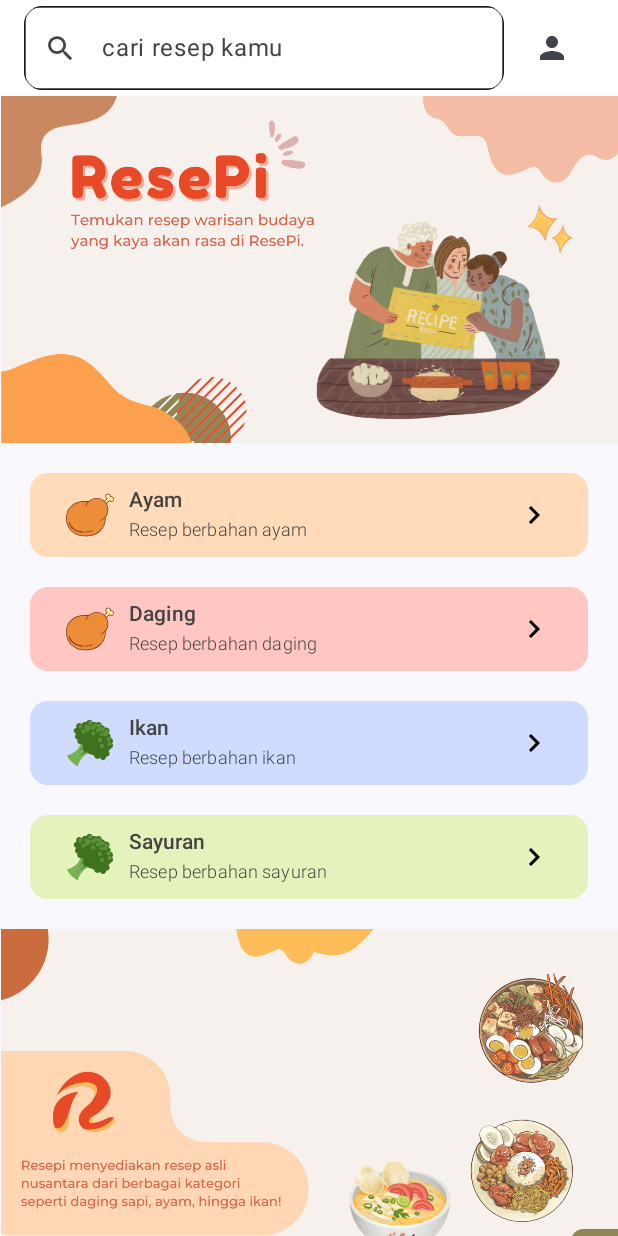
After one commit to MubsCompany/Resepi, an Android app built with Jetpack Compose: the composable HomeScreen shown on its own in the app's theme, on a phone screen of 412 x 824 dp. The commit adds this screen. Run offline under Robolectric (Android 15) with nearby library versions, the phone set to English and light mode, and no system bars.

Commit message:
penambahan halaman Home(masih badut)

```diff
--- a/app/build.gradle.kts
+++ b/app/build.gradle.kts
@@ -66,4 +66,8 @@ dependencies {
     androidTestImplementation("androidx.compose.ui:ui-test-junit4")
     debugImplementation("androidx.compose.ui:ui-tooling")
     debugImplementation("androidx.compose.ui:ui-test-manifest")
+
+//    dependency for svg loader
+    implementation("io.coil-kt:coil-compose:2.2.2")
+    implementation("io.coil-kt:coil-svg:2.2.2")
 }
--- /dev/null
+++ b/app/src/main/java/org/d3if3011/resepi/ui/screen/HomeScreen.kt
@@ -0,0 +1,323 @@
+package org.d3if3011.resepi.ui.screen
+
+import androidx.compose.foundation.BorderStroke
+import androidx.compose.foundation.Image
+import androidx.compose.foundation.border
+import androidx.compose.foundation.layout.Arrangement
+import androidx.compose.foundation.layout.Box
+import androidx.compose.foundation.layout.Column
+import androidx.compose.foundation.layout.Row
+import androidx.compose.foundation.layout.Spacer
+import androidx.compose.foundation.layout.fillMaxSize
+import androidx.compose.foundation.layout.fillMaxWidth
+import androidx.compose.foundation.layout.padding
+import androidx.compose.foundation.layout.size
+import androidx.compose.foundation.layout.width
+import androidx.compose.foundation.rememberScrollState
+import androidx.compose.foundation.shape.RoundedCornerShape
+import androidx.compose.foundation.verticalScroll
+import androidx.compose.material.icons.Icons
+import androidx.compose.material.icons.filled.KeyboardArrowRight
+import androidx.compose.material.icons.filled.Person
+import androidx.compose.material.icons.filled.Search
+import androidx.compose.material3.Button
+import androidx.compose.material3.ButtonDefaults
+import androidx.compose.material3.Divider
+import androidx.compose.material3.ExperimentalMaterial3Api
+import androidx.compose.material3.Icon
+import androidx.compose.material3.IconButton
+import androidx.compose.material3.MaterialTheme
+import androidx.compose.material3.OutlinedTextField
+import androidx.compose.material3.Scaffold
+import androidx.compose.material3.Text
+import androidx.compose.material3.TopAppBar
+import androidx.compose.material3.TopAppBarDefaults
+import androidx.compose.runtime.Composable
+import androidx.compose.runtime.getValue
+import androidx.compose.runtime.mutableStateOf
+import androidx.compose.runtime.remember
+import androidx.compose.runtime.setValue
+import androidx.compose.ui.Alignment
+import androidx.compose.ui.Modifier
+import androidx.compose.ui.draw.clip
+import androidx.compose.ui.graphics.Color
+import androidx.compose.ui.graphics.SolidColor
+import androidx.compose.ui.graphics.painter.Painter
+import androidx.compose.ui.res.painterResource
+import androidx.compose.ui.res.stringResource
+import androidx.compose.ui.text.TextStyle
+import androidx.compose.ui.text.font.FontWeight
+import androidx.compose.ui.tooling.preview.Preview
+import androidx.compose.ui.unit.dp
+import androidx.compose.ui.unit.sp
+import org.d3if3011.resepi.R
+
+@Composable
+fun HomeScreen(modifier: Modifier = Modifier) {
+    Scaffold (
+        topBar = {
+            HomeTopBar()
+        }
+    ) {paddingValues ->
+        HomeScreenContent(modifier = Modifier.padding(paddingValues))
+    }
+}
+
+@OptIn(ExperimentalMaterial3Api::class)
+@Composable
+fun HomeTopBar () {
+    var searchText by remember {
+        mutableStateOf("")
+    }
+
+    TopAppBar(
+        title = { Text("") },
+        colors = TopAppBarDefaults.topAppBarColors(
+            containerColor = Color.White,
+            titleContentColor = MaterialTheme.colorScheme.primary,
+        ),
+        actions = {
+            Row(
+                modifier = Modifier.padding(horizontal = 16.dp),
+                verticalAlignment = Alignment.CenterVertically
+            ) {
+
+                    OutlinedTextField(
+                        modifier = Modifier.clip(RoundedCornerShape(12.dp))
+                            .border(
+                                BorderStroke(
+                                    0.1.dp,
+                                    SolidColor(MaterialTheme.colorScheme.onSurface)
+                                ),
+                                RoundedCornerShape(12.dp)
+                            )
+                            .weight(1.0f),
+                        value = searchText,
+                        onValueChange = { searchText = it },
+                        placeholder = { Text("cari resep kamu", color = Color.DarkGray) },
+                        leadingIcon = {
+                            IconButton(onClick = { }) {
+                                Icon(
+                                    imageVector = Icons.Default.Search,
+                                    contentDescription = null,
+                                    tint = Color.DarkGray,
+                                    modifier = Modifier.size(22.dp)
+                                )
+                            }
+                        },
+
+                    )
+
+
+
+                Spacer(modifier = Modifier.width(8.dp))
+                IconButton(onClick = { /* Handle profile click */ }) {
+                    Icon(imageVector = Icons.Filled.Person, contentDescription = "Profile")
+                }
+            }
+        },
+    )
+}
+
+@Composable
+fun HomeScreenContent(modifier: Modifier = Modifier) {
+
+    Column (
+        modifier = modifier
+            .verticalScroll(rememberScrollState())
+    ) {
+        Image(
+            modifier = Modifier.fillMaxWidth(),
+            painter = painterResource(id = R.drawable.home_banner_atas),
+            contentDescription = "Banner atas"
+        )
+
+
+        CategoryButton(
+            containerColor = Color(0xFFFFDBB9),
+            categoryTitleRes = R.string.ayam,
+            categoryTextRes = R.string.resep_berbahan_ayam,
+            iconRes = painterResource(id = R.drawable.ic_ayam)
+        )
+
+        CategoryButton(
+            containerColor = Color(0xFFFFC6C2),
+            categoryTitleRes = R.string.daging,
+            categoryTextRes = R.string.resep_berbahan_daging,
+            iconRes = painterResource(id = R.drawable.ic_ayam)
+        )
+
+        CategoryButton(
+            containerColor = Color(0xFFCFDCFF),
+            categoryTitleRes = R.string.ikan,
+            categoryTextRes = R.string.resep_berbahan_ikan,
+            iconRes = painterResource(id = R.drawable.ic_brokoli)
+        )
+
+        CategoryButton(
+            containerColor = Color(0xFFE4F2BB),
+            categoryTitleRes = R.string.sayuran,
+            categoryTextRes = R.string.resep_berbahan_sayuran,
+            iconRes = painterResource(id = R.drawable.ic_brokoli)
+        )
+
+        Image(
+            modifier = Modifier
+                .fillMaxWidth()
+                .padding(vertical = 20.dp),
+            painter = painterResource(id = R.drawable.home_banner_tengah),
+            contentDescription = "Banner tengah"
+        )
+
+        Row (
+            modifier = Modifier
+                .fillMaxWidth()
+                .padding(start = 20.dp, end = 20.dp, bottom = 20.dp),
+            horizontalArrangement = Arrangement.SpaceBetween
+        ) {
+            Text(
+                text = stringResource(id = R.string.rekomendasi_untuk_kamu),
+                fontWeight = FontWeight.SemiBold,
+                fontSize = 14.sp
+            )
+
+            Text(
+                text = stringResource(id = R.string.lihat_semua),
+                color = Color(0xFFFF7A00)
+            )
+        }
+
+        ResepListItem(
+            resepTitle = "Ayam Goreng Krispi",
+            resepDesc = "Ayam goreng dicampur dengan taburan krispi",
+            resepTime = "60 menit"
+        )
+
+        ResepListItem(
+            resepTitle = "Ayam Goreng Krispi",
+            resepDesc = "Ayam goreng dicampur dengan taburan krispi",
+            resepTime = "60 menit"
+        )
+
+        ResepListItem(
+            resepTitle = "Ayam Goreng Krispi",
+            resepDesc = "Ayam goreng dicampur dengan taburan krispi",
+            resepTime = "60 menit"
+        )
+
+    }
+}
+
+@Composable
+fun CategoryButton(containerColor: Color, categoryTitleRes: Int, categoryTextRes: Int, iconRes: Painter) {
+    Button(
+        modifier = Modifier
+            .fillMaxWidth()
+            .padding(start = 20.dp, end = 20.dp, top = 20.dp),
+        onClick = {},
+        colors = ButtonDefaults.buttonColors(
+            containerColor = containerColor
+        ),
+        shape = RoundedCornerShape(12.dp)
+    ) {
+        Image(
+            painter = iconRes,
+            contentDescription = null,
+            modifier = Modifier.width(32.dp)
+        )
+        Spacer(modifier = Modifier.width(10.dp))
+        Column () {
+            Text(
+                text = stringResource(categoryTitleRes),
+                color = Color.DarkGray,
+                fontSize = 14.sp
+            )
+            Text(
+                text = stringResource(categoryTextRes),
+                color = Color.DarkGray,
+                fontWeight = FontWeight.Light,
+                fontSize = 12.sp
+            )
+        }
+        Spacer(modifier = Modifier.weight(1f))
+        Icon(
+            imageVector = Icons.Filled.KeyboardArrowRight,
+            contentDescription = stringResource(R.string.ke_resep_ayam),
+            tint = Color.Black
+        )
+    }
+}
+
+@Composable
+fun ResepListItem(resepTitle: String, resepDesc: String, resepTime: String) {
+    Column {
+        Row(
+            modifier = Modifier
+                .fillMaxWidth()
+                .padding(20.dp),
+            horizontalArrangement = Arrangement.SpaceBetween,
+            verticalAlignment = Alignment.CenterVertically
+        ) {
+
+            Column(
+                horizontalAlignment = Alignment.Start,
+                verticalArrangement = Arrangement.spacedBy(8.dp),
+                modifier = Modifier
+                    .padding(end = 10.dp)
+                    .weight(1.0f)
+            ) {
+                Text(
+                    text = resepTitle,
+                    fontWeight = FontWeight.SemiBold,
+                    fontSize = 16.sp
+                )
+
+                Text(
+                    text = resepDesc,
+                    color = Color.DarkGray
+                )
+
+                Row (
+                    verticalAlignment = Alignment.CenterVertically
+                ){
+                    Icon(
+                        painter = painterResource(id = R.drawable.clock),
+                        contentDescription = stringResource(R.string.waktu_memasak),
+                    )
+                    Text(
+                        modifier = Modifier.padding(start = 5.dp),
+                        text = resepTime,
+                        color = Color.DarkGray
+                    )
+                }
+            }
+
+            Image(
+                modifier = Modifier
+                    .weight(0.4f),
+                painter = painterResource(id = R.drawable.ic_ayam),
+                contentDescription = stringResource(R.string.gambar_makanan),
+            )
+        }
+        Divider(
+            modifier = Modifier.padding(horizontal = 20.dp)
+        )
+    }
+}
+
+
+//@Preview
+@Composable
+fun ResepListItemPreview() {
+    ResepListItem(
+        resepTitle = "Ayam Goreng Krispi",
+        resepDesc = "Ayam goreng dicampur dengan taburan krispi",
+        resepTime = "60 menit"
+    )
+}
+
+@Preview
+@Composable
+fun HomeScreenPreview () {
+    HomeScreen(Modifier.fillMaxSize())
+}
--- /dev/null
+++ b/app/src/main/res/drawable/clock.xml
@@ -0,0 +1,8 @@
+<vector android:alpha="0.5" android:height="24dp"
+    android:viewportHeight="24" android:viewportWidth="24"
+    android:width="24dp" xmlns:android="http://schemas.android.com/apk/res/android">
+    <path android:fillColor="#FF000000" android:pathData="M4,14a8,8 0,1 0,8 -8A8,8 0,0 0,4 14ZM12,8a6,6 0,1 1,-6 6A6,6 0,0 1,12 8Z"/>
+    <path android:fillColor="#FF000000" android:pathData="M10,2h4v2h-4z"/>
+    <path android:fillColor="#FF000000" android:pathData="M2.792,6.789l2.998,-2.998l1.414,1.414l-2.998,2.998z"/>
+    <path android:fillColor="#FF000000" android:pathData="M11,10h2v5h-2z"/>
+</vector>
--- /dev/null
+++ b/app/src/main/res/drawable/ic_ayam.xml
@@ -0,0 +1,30 @@
+<vector xmlns:android="http://schemas.android.com/apk/res/android"
+    android:width="800dp"
+    android:height="800dp"
+    android:viewportWidth="1151"
+    android:viewportHeight="1151">
+  <path
+      android:pathData="M943.9,666.2c0,231 -186.5,415 -477.6,415S6.3,884.5 6.3,653.4 175.3,244.5 466.3,244.5 943.9,435.1 943.9,666.2z"
+      android:fillColor="#ED8D37"/>
+  <path
+      android:pathData="M466.3,1087.5c-139.7,0 -258.5,-44.6 -343.6,-129.1C43.6,879.9 0,771.5 0,653.4c0,-58.4 10.6,-113.5 31.4,-163.8a376.1,376.1 0,0 1,91.4 -131.9c83.8,-78.2 202.6,-119.5 343.4,-119.5 71.5,0 138.6,11.4 199.6,33.8 58.3,21.4 109.6,52.4 152.6,92.1 84.9,78.3 131.7,185.6 131.7,302.1 0,116.1 -46.8,222.2 -131.7,298.8 -43,38.7 -94.3,68.9 -152.6,89.8 -60.8,21.7 -127.9,32.7 -199.5,32.7zM466.3,250.8C194.9,250.8 12.6,412.7 12.6,653.4c0,248.2 186.6,421.5 453.7,421.5 273.2,0 471.3,-171.9 471.3,-408.7 -0.1,-240.7 -198.3,-415.4 -471.4,-415.4z"
+      android:fillColor="#541018"/>
+  <path
+      android:pathData="M1087.8,139.5a57.6,57.6 0,0 0,-20.8 3.9,57.7 57.7,0 1,0 -78.1,37.2l-122.2,122.1 49.3,49.2 123.4,-123.4a57.7,57.7 0,1 0,48.4 -89z"
+      android:fillColor="#FFE692"/>
+  <path
+      android:pathData="M916,360.9l-58.2,-58.1 120.6,-120.5a64,64 0,1 1,97.1 -54.7,65.4 65.4,0 0,1 -0.4,6.9 64,64 0,1 1,-36.4 103.7zM875.6,302.7l40.4,40.4 124.5,-124.5 4.2,6.5a51.4,51.4 0,1 0,24.5 -75.9l-11.9,4.5 3.5,-12.2a51.4,51.4 0,1 0,-69.6 33.2l8.6,3.7z"
+      android:fillColor="#541018"/>
+  <path
+      android:pathData="M735.4,447.6m-271.4,0a271.4,271.4 0,1 0,542.7 0,271.4 271.4,0 1,0 -542.7,0Z"
+      android:fillColor="#ED8D37"/>
+  <path
+      android:pathData="M735.4,725.3a277.7,277.7 0,1 1,196.4 -81.3,275.8 275.8,0 0,1 -196.4,81.3zM735.4,182.5c-146.2,0 -265.1,118.9 -265.1,265.1s118.9,265.1 265.1,265.1 265.1,-118.9 265.1,-265.1S881.6,182.5 735.4,182.5z"
+      android:fillColor="#541018"/>
+  <path
+      android:pathData="M283.9,649.8a294.2,271.4 90,1 0,542.7 0,294.2 271.4,90 1,0 -542.7,0Z"
+      android:fillColor="#ED8D37"/>
+  <path
+      android:pathData="M66.2,752.8c33.2,112 131.1,190.2 240.3,222.2a499.4,499.4 0,0 0,102.6 18.2c9.1,0.7 9.1,-13.5 0,-14.1 -112.1,-8.5 -225.2,-55.4 -290.8,-150.3a279.8,279.8 0,0 1,-38.5 -79.7c-2.6,-8.7 -16.3,-5 -13.7,3.8zM462.5,991.3A414.4,414.4 0,0 0,634.3 959.3c8.3,-3.5 4.6,-17.2 -3.8,-13.6a404.5,404.5 0,0 1,-168.1 31.5c-9.1,-0.2 -9.1,13.9 0,14.2z"
+      android:fillColor="#541018"/>
+</vector>
--- /dev/null
+++ b/app/src/main/res/drawable/ic_brokoli.xml
@@ -0,0 +1,75 @@
+<vector xmlns:android="http://schemas.android.com/apk/res/android"
+    android:width="800dp"
+    android:height="800dp"
+    android:viewportWidth="36"
+    android:viewportHeight="36">
+  <path
+      android:pathData="M23.013,24.322l-5.546,-5.546l-5.547,-5.546S12.375,24.413 0.737,27.323c0,0 1.032,2.487 3.364,4.819s4.819,3.364 4.819,3.364c2.91,-11.639 14.093,-11.184 14.093,-11.184z"
+      android:fillColor="#77B255"/>
+  <path
+      android:pathData="M13.83,16.594c-0.727,3.637 -5.092,9.456 -5.092,9.456l8.728,-8.728c2.909,-2.909 -3.636,-0.728 -3.636,-0.728zM26.195,23.14s-10.91,0.727 -17.457,5.819c8.001,-8.001 11.638,-8.728 11.638,-8.728l5.819,2.909z"
+      android:fillColor="#5C913B"/>
+  <path
+      android:pathData="M30.156,28.192a2.383,2.383 0,0 0,1.858 -0.688a2.4,2.4 0,0 0,0 -3.394c-0.085,-0.085 -0.18,-0.154 -0.274,-0.224a2.377,2.377 0,0 0,1.123 -0.625a2.37,2.37 0,0 0,0.613 -1.084a2.378,2.378 0,0 0,1.084 -0.613a2.4,2.4 0,0 0,0 -3.394a2.4,2.4 0,0 0,-1.241 -4.053a2.394,2.394 0,0 0,-0.456 -2.735a2.377,2.377 0,0 0,-1.123 -0.625c0.094,-0.07 0.189,-0.139 0.274,-0.224a2.4,2.4 0,0 0,0 -3.394a2.391,2.391 0,0 0,-2.735 -0.456a2.386,2.386 0,0 0,-2.517 -1.929a2.383,2.383 0,0 0,-0.688 -1.858a2.4,2.4 0,0 0,-3.394 0a2.391,2.391 0,0 0,-2.735 -0.456a2.4,2.4 0,0 0,-4.712 0a2.394,2.394 0,0 0,-2.735 0.456a2.377,2.377 0,0 0,-0.625 1.123c-0.07,-0.094 -0.139,-0.189 -0.224,-0.274a2.4,2.4 0,0 0,-3.394 0a2.39,2.39 0,0 0,-0.458 2.734a2.4,2.4 0,0 0,-1.241 4.053c0.321,0.321 0.712,0.524 1.123,0.625c-0.094,0.07 -0.189,0.139 -0.274,0.224a2.4,2.4 0,0 0,1.241 4.053a2.394,2.394 0,0 0,0.456 2.735a2.391,2.391 0,0 0,2.735 0.456a2.377,2.377 0,0 0,1.782 1.866c-0.094,0.07 -0.189,0.139 -0.274,0.224a2.4,2.4 0,0 0,0 3.394a2.391,2.391 0,0 0,2.735 0.456a2.388,2.388 0,0 0,3.004 1.844c0.064,0.084 0.124,0.169 0.201,0.246c0.51,0.51 1.191,0.732 1.858,0.688a2.383,2.383 0,0 0,0.688 1.858a2.4,2.4 0,0 0,3.394 0c0.085,-0.085 0.154,-0.18 0.224,-0.274c0.101,0.411 0.304,0.802 0.625,1.123a2.4,2.4 0,0 0,3.394 0c0.51,-0.51 0.732,-1.191 0.688,-1.858z"
+      android:fillColor="#3E721D"/>
+  <path
+      android:pathData="M10.92,5.683m-1.543,0a1.543,1.543 0,1 1,3.086 0a1.543,1.543 0,1 1,-3.086 0"
+      android:fillColor="#5C913B"/>
+  <path
+      android:pathData="M15.285,5.683m-1.543,0a1.543,1.543 0,1 1,3.086 0a1.543,1.543 0,1 1,-3.086 0"
+      android:fillColor="#5C913B"/>
+  <path
+      android:pathData="M18.194,2.774m-1.543,0a1.543,1.543 0,1 1,3.086 0a1.543,1.543 0,1 1,-3.086 0"
+      android:fillColor="#5C913B"/>
+  <path
+      android:pathData="M21.831,4.956m-1.543,0a1.543,1.543 0,1 1,3.086 0a1.543,1.543 0,1 1,-3.086 0"
+      android:fillColor="#5C913B"/>
+  <path
+      android:pathData="M24.74,4.956m-1.543,0a1.543,1.543 0,1 1,3.086 0a1.543,1.543 0,1 1,-3.086 0"
+      android:fillColor="#5C913B"/>
+  <path
+      android:pathData="M25.468,7.138m-1.543,0a1.543,1.543 0,1 1,3.086 0a1.543,1.543 0,1 1,-3.086 0"
+      android:fillColor="#5C913B"/>
+  <path
+      android:pathData="M27.65,7.865m-1.543,0a1.543,1.543 0,1 1,3.086 0a1.543,1.543 0,1 1,-3.086 0"
+      android:fillColor="#5C913B"/>
+  <path
+      android:pathData="M30.559,9.32m-1.543,0a1.543,1.543 0,1 1,3.086 0a1.543,1.543 0,1 1,-3.086 0"
+      android:fillColor="#5C913B"/>
+  <path
+      android:pathData="M29.832,11.502m-1.543,0a1.543,1.543 0,1 1,3.086 0a1.543,1.543 0,1 1,-3.086 0"
+      android:fillColor="#5C913B"/>
+  <path
+      android:pathData="M32.014,15.139m-1.543,0a1.543,1.543 0,1 1,3.086 0a1.543,1.543 0,1 1,-3.086 0"
+      android:fillColor="#5C913B"/>
+  <path
+      android:pathData="M32.741,18.776m-1.543,0a1.543,1.543 0,1 1,3.086 0a1.543,1.543 0,1 1,-3.086 0"
+      android:fillColor="#5C913B"/>
+  <path
+      android:pathData="M26.922,11.502m-1.543,0a1.543,1.543 0,1 1,3.086 0a1.543,1.543 0,1 1,-3.086 0"
+      android:fillColor="#5C913B"/>
+  <path
+      android:pathData="M24.013,8.593m-1.543,0a1.543,1.543 0,1 1,3.086 0a1.543,1.543 0,1 1,-3.086 0"
+      android:fillColor="#5C913B"/>
+  <path
+      android:pathData="M20.376,6.411m-1.543,0a1.543,1.543 0,1 1,3.086 0a1.543,1.543 0,1 1,-3.086 0"
+      android:fillColor="#5C913B"/>
+  <path
+      android:pathData="M16.012,7.865m-1.543,0a1.543,1.543 0,1 1,3.086 0a1.543,1.543 0,1 1,-3.086 0"
+      android:fillColor="#5C913B"/>
+  <path
+      android:pathData="M17.467,6.411m-1.543,0a1.543,1.543 0,1 1,3.086 0a1.543,1.543 0,1 1,-3.086 0"
+      android:fillColor="#5C913B"/>
+  <path
+      android:pathData="M13.102,9.32m-1.543,0a1.543,1.543 0,1 1,3.086 0a1.543,1.543 0,1 1,-3.086 0"
+      android:fillColor="#5C913B"/>
+  <path
+      android:pathData="M20.376,10.775m-1.543,0a1.543,1.543 0,1 1,3.086 0a1.543,1.543 0,1 1,-3.086 0"
+      android:fillColor="#5C913B"/>
+  <path
+      android:pathData="M25.468,15.866m-1.543,0a1.543,1.543 0,1 1,3.086 0a1.543,1.543 0,1 1,-3.086 0"
+      android:fillColor="#5C913B"/>
+  <path
+      android:pathData="M26.922,20.231m-1.543,0a1.543,1.543 0,1 1,3.086 0a1.543,1.543 0,1 1,-3.086 0"
+      android:fillColor="#5C913B"/>
+</vector>
--- a/app/src/main/res/values/strings.xml
+++ b/app/src/main/res/values/strings.xml
@@ -8,4 +8,17 @@
     <string name="login">Login</string>
     <string name="belum_punya_akun">Belum punya akun?</string>
     <string name="login_via_google">Login via Google</string>
+    <string name="ayam">Ayam</string>
+    <string name="resep_berbahan_ayam">Resep berbahan ayam</string>
+    <string name="ke_resep_ayam">ke resep ayam</string>
+    <string name="daging">Daging</string>
+    <string name="resep_berbahan_daging">Resep berbahan daging</string>
+    <string name="ikan">Ikan</string>
+    <string name="resep_berbahan_ikan">Resep berbahan ikan</string>
+    <string name="sayuran">Sayuran</string>
+    <string name="resep_berbahan_sayuran">Resep berbahan sayuran</string>
+    <string name="rekomendasi_untuk_kamu">Rekomendasi untuk kamu</string>
+    <string name="lihat_semua">Lihat semua</string>
+    <string name="waktu_memasak">waktu memasak</string>
+    <string name="gambar_makanan">gambar makanan</string>
 </resources>
```
Also changed, not shown: app/src/main/res/drawable/home_banner_atas.png (added), app/src/main/res/drawable/home_banner_tengah.png (added).
